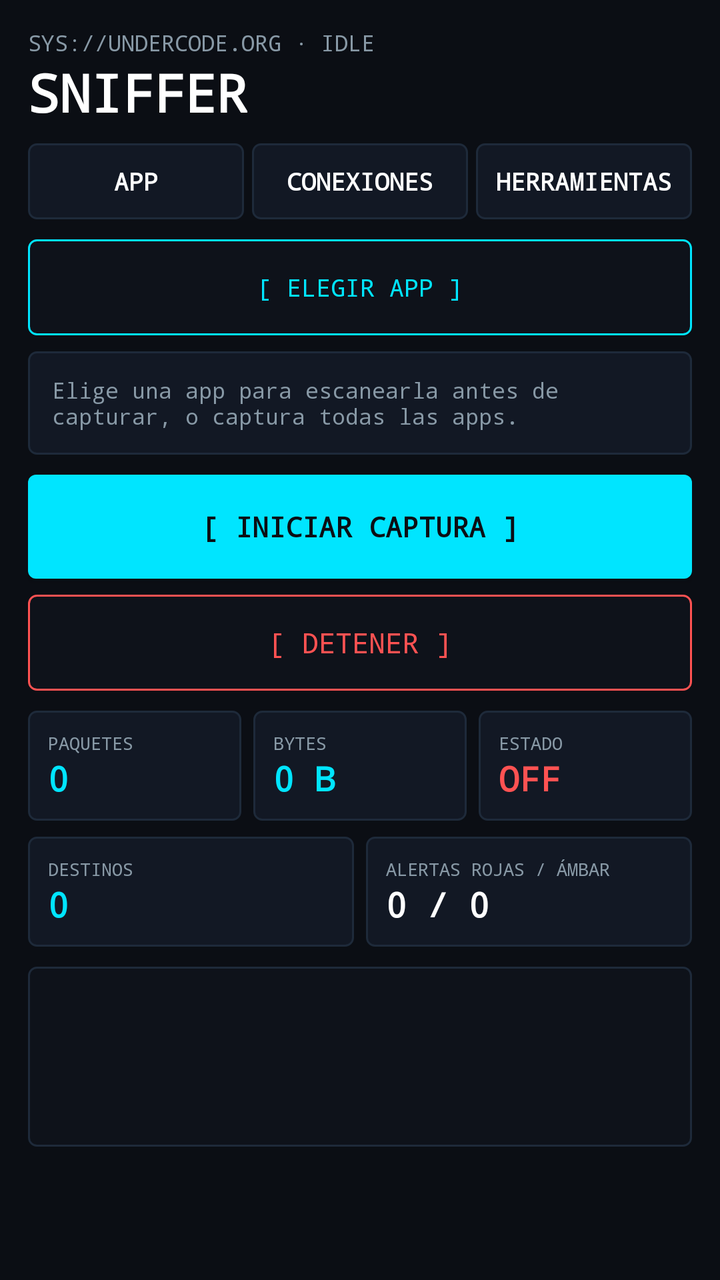
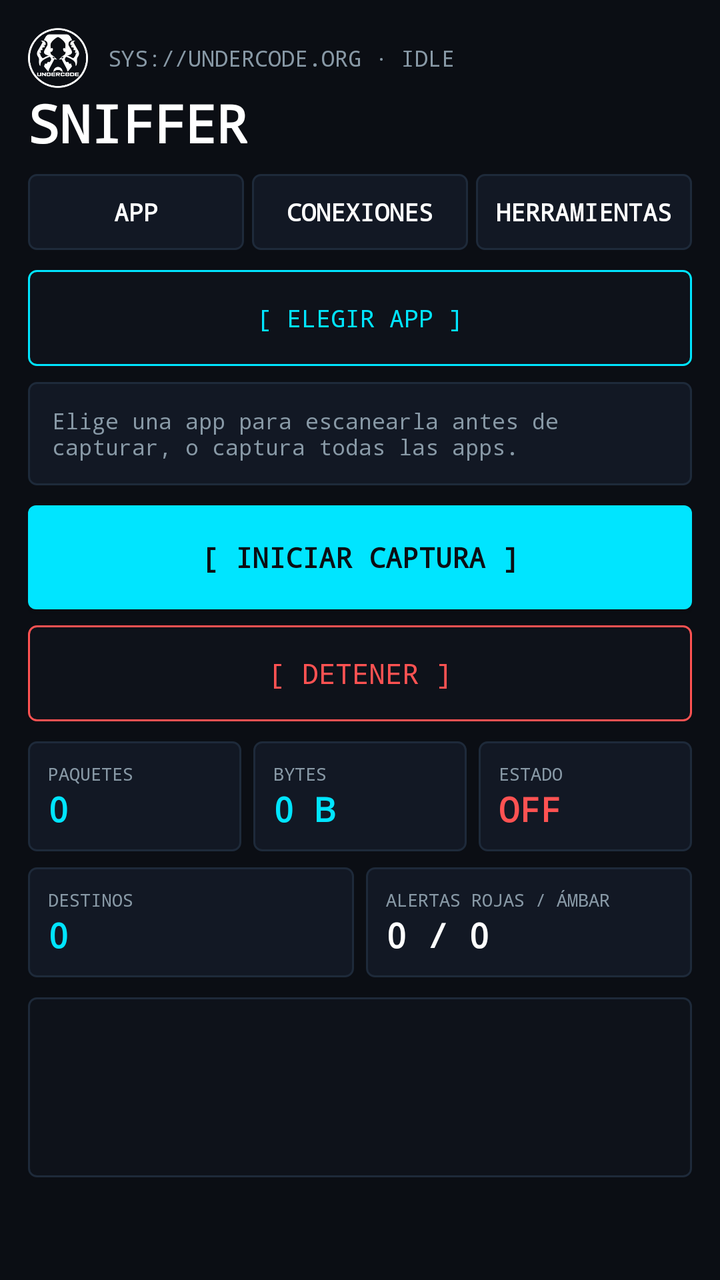

Two renders of the same Android screen: before a commit and after it. Below are the layout's source before the change and the commit's diff.
<!-- AndroidManifest.xml: application theme Theme.Undercode -->
<!-- res/layout/activity_main.xml -->
<?xml version="1.0" encoding="utf-8"?>
<LinearLayout xmlns:android="http://schemas.android.com/apk/res/android"
    android:layout_width="match_parent"
    android:layout_height="match_parent"
    android:background="@color/bg_main"
    android:orientation="vertical"
    android:padding="14dp">

    <TextView
        android:id="@+id/tvSys"
        android:layout_width="wrap_content"
        android:layout_height="wrap_content"
        android:fontFamily="monospace"
        android:text="SYS://UNDERCODE.ORG · IDLE"
        android:textColor="@color/gray"
        android:textSize="11sp" />

    <TextView
        android:layout_width="wrap_content"
        android:layout_height="wrap_content"
        android:fontFamily="monospace"
        android:text="SNIFFER"
        android:textColor="@color/white"
        android:textSize="26sp"
        android:textStyle="bold" />

    <LinearLayout
        android:layout_width="match_parent"
        android:layout_height="wrap_content"
        android:layout_marginTop="8dp"
        android:orientation="horizontal">

        <TextView
            android:id="@+id/tabApp"
            android:layout_width="0dp"
            android:layout_height="38dp"
            android:layout_marginEnd="4dp"
            android:layout_weight="1"
            android:background="@drawable/bg_card"
            android:fontFamily="monospace"
            android:gravity="center"
            android:text="APP"
            android:textSize="12sp"
            android:textStyle="bold" />

        <TextView
            android:id="@+id/tabConn"
            android:layout_width="0dp"
            android:layout_height="38dp"
            android:layout_marginEnd="4dp"
            android:layout_weight="1"
            android:background="@drawable/bg_card"
            android:fontFamily="monospace"
            android:gravity="center"
            android:text="CONEXIONES"
            android:textSize="12sp"
            android:textStyle="bold" />

        <TextView
            android:id="@+id/tabTools"
            android:layout_width="0dp"
            android:layout_height="38dp"
            android:layout_weight="1"
            android:background="@drawable/bg_card"
            android:fontFamily="monospace"
            android:gravity="center"
            android:text="HERRAMIENTAS"
            android:textSize="12sp"
            android:textStyle="bold" />
    </LinearLayout>

    <FrameLayout
        android:layout_width="match_parent"
        android:layout_height="0dp"
        android:layout_marginTop="10dp"
        android:layout_weight="1">

        
        <ScrollView
            android:id="@+id/panelApp"
            android:layout_width="match_parent"
            android:layout_height="match_parent">

            <LinearLayout
                android:layout_width="match_parent"
                android:layout_height="wrap_content"
                android:orientation="vertical">

                <androidx.appcompat.widget.AppCompatButton
                    android:id="@+id/btnPick"
                    android:layout_width="match_parent"
                    android:layout_height="48dp"
                    android:background="@drawable/bg_btn_ghost"
                    android:fontFamily="monospace"
                    android:text="[ ELEGIR APP ]"
                    android:textColor="@color/cyan"
                    android:textSize="12sp" />

                <TextView
                    android:id="@+id/tvAppReport"
                    android:layout_width="match_parent"
                    android:layout_height="wrap_content"
                    android:layout_marginTop="8dp"
                    android:background="@drawable/bg_card"
                    android:fontFamily="monospace"
                    android:padding="12dp"
                    android:text="Elige una app para escanearla antes de capturar, o captura todas las apps."
                    android:textColor="@color/gray"
                    android:textSize="11sp" />

                <androidx.appcompat.widget.AppCompatButton
                    android:id="@+id/btnStart"
                    android:layout_width="match_parent"
                    android:layout_height="52dp"
                    android:layout_marginTop="10dp"
                    android:background="@drawable/bg_btn_cyan"
                    android:fontFamily="monospace"
                    android:text="[ INICIAR CAPTURA ]"
                    android:textColor="@color/bg_main"
                    android:textStyle="bold" />

                <androidx.appcompat.widget.AppCompatButton
                    android:id="@+id/btnStop"
                    android:layout_width="match_parent"
                    android:layout_height="48dp"
                    android:layout_marginTop="8dp"
                    android:background="@drawable/bg_btn_red"
                    android:fontFamily="monospace"
                    android:text="[ DETENER ]"
                    android:textColor="@color/red" />

                <LinearLayout
                    android:layout_width="match_parent"
                    android:layout_height="wrap_content"
                    android:layout_marginTop="10dp"
                    android:orientation="horizontal">

                    <LinearLayout
                        android:layout_width="0dp"
                        android:layout_height="wrap_content"
                        android:layout_marginEnd="6dp"
                        android:layout_weight="1"
                        android:background="@drawable/bg_card"
                        android:orientation="vertical"
                        android:padding="10dp">

                        <TextView
                            android:layout_width="wrap_content"
                            android:layout_height="wrap_content"
                            android:fontFamily="monospace"
                            android:text="PAQUETES"
                            android:textColor="@color/gray"
                            android:textSize="9sp" />

                        <TextView
                            android:id="@+id/tvPackets"
                            android:layout_width="wrap_content"
                            android:layout_height="wrap_content"
                            android:fontFamily="monospace"
                            android:text="0"
                            android:textColor="@color/cyan"
                            android:textSize="17sp"
                            android:textStyle="bold" />
                    </LinearLayout>

                    <LinearLayout
                        android:layout_width="0dp"
                        android:layout_height="wrap_content"
                        android:layout_marginEnd="6dp"
                        android:layout_weight="1"
                        android:background="@drawable/bg_card"
                        android:orientation="vertical"
                        android:padding="10dp">

                        <TextView
                            android:layout_width="wrap_content"
                            android:layout_height="wrap_content"
                            android:fontFamily="monospace"
                            android:text="BYTES"
                            android:textColor="@color/gray"
                            android:textSize="9sp" />

                        <TextView
                            android:id="@+id/tvBytes"
                            android:layout_width="wrap_content"
                            android:layout_height="wrap_content"
                            android:fontFamily="monospace"
                            android:text="0 B"
                            android:textColor="@color/cyan"
                            android:textSize="17sp"
                            android:textStyle="bold" />
                    </LinearLayout>

                    <LinearLayout
                        android:layout_width="0dp"
                        android:layout_height="wrap_content"
                        android:layout_weight="1"
                        android:background="@drawable/bg_card"
                        android:orientation="vertical"
                        android:padding="10dp">

                        <TextView
                            android:layout_width="wrap_content"
                            android:layout_height="wrap_content"
                            android:fontFamily="monospace"
                            android:text="ESTADO"
                            android:textColor="@color/gray"
                            android:textSize="9sp" />

                        <TextView
                            android:id="@+id/tvStatus"
                            android:layout_width="wrap_content"
                            android:layout_height="wrap_content"
                            android:fontFamily="monospace"
                            android:text="OFF"
                            android:textColor="@color/red"
                            android:textSize="17sp"
                            android:textStyle="bold" />
                    </LinearLayout>
                </LinearLayout>

                <LinearLayout
                    android:layout_width="match_parent"
                    android:layout_height="wrap_content"
                    android:layout_marginTop="8dp"
                    android:orientation="horizontal">

                    <LinearLayout
                        android:layout_width="0dp"
                        android:layout_height="wrap_content"
                        android:layout_marginEnd="6dp"
                        android:layout_weight="1"
                        android:background="@drawable/bg_card"
                        android:orientation="vertical"
                        android:padding="10dp">

                        <TextView
                            android:layout_width="wrap_content"
                            android:layout_height="wrap_content"
                            android:fontFamily="monospace"
                            android:text="DESTINOS"
                            android:textColor="@color/gray"
                            android:textSize="9sp" />

                        <TextView
                            android:id="@+id/tvConns"
                            android:layout_width="wrap_content"
                            android:layout_height="wrap_content"
                            android:fontFamily="monospace"
                            android:text="0"
                            android:textColor="@color/cyan"
                            android:textSize="17sp"
                            android:textStyle="bold" />
                    </LinearLayout>

                    <LinearLayout
                        android:layout_width="0dp"
                        android:layout_height="wrap_content"
                        android:layout_weight="1"
                        android:background="@drawable/bg_card"
                        android:orientation="vertical"
                        android:padding="10dp">

                        <TextView
                            android:layout_width="wrap_content"
                            android:layout_height="wrap_content"
                            android:fontFamily="monospace"
                            android:text="ALERTAS ROJAS / ÁMBAR"
                            android:textColor="@color/gray"
                            android:textSize="9sp" />

                        <TextView
                            android:id="@+id/tvReds"
                            android:layout_width="wrap_content"
                            android:layout_height="wrap_content"
                            android:fontFamily="monospace"
                            android:text="0 / 0"
                            android:textColor="@color/white"
                            android:textSize="17sp"
                            android:textStyle="bold" />
                    </LinearLayout>
                </LinearLayout>

                <TextView
                    android:id="@+id/tvLog"
                    android:layout_width="match_parent"
                    android:layout_height="wrap_content"
                    android:layout_marginTop="10dp"
                    android:background="@drawable/bg_log"
                    android:fontFamily="monospace"
                    android:minHeight="90dp"
                    android:padding="10dp"
                    android:textColor="@color/green"
                    android:textSize="10sp" />
            </LinearLayout>
        </ScrollView>

        
        <LinearLayout
            android:id="@+id/panelConn"
            android:layout_width="match_parent"
            android:layout_height="match_parent"
            android:orientation="vertical"
            android:visibility="gone">

            <TextView
                android:id="@+id/tvSummary"
                android:layout_width="match_parent"
                android:layout_height="wrap_content"
                android:fontFamily="monospace"
                android:textColor="@color/gray"
                android:textSize="10sp" />

            <LinearLayout
                android:layout_width="match_parent"
                android:layout_height="wrap_content"
                android:layout_marginTop="6dp"
                android:orientation="horizontal">

                <TextView
                    android:id="@+id/fAll"
                    android:layout_width="0dp"
                    android:layout_height="32dp"
                    android:layout_marginEnd="4dp"
                    android:layout_weight="1"
                    android:background="@drawable/bg_card"
                    android:fontFamily="monospace"
                    android:gravity="center"
                    android:text="TODAS"
                    android:textSize="10sp" />

                <TextView
                    android:id="@+id/fRed"
                    android:layout_width="0dp"
                    android:layout_height="32dp"
                    android:layout_marginEnd="4dp"
                    android:layout_weight="1"
                    android:background="@drawable/bg_card"
                    android:fontFamily="monospace"
                    android:gravity="center"
                    android:text="ROJAS"
                    android:textSize="10sp" />

                <TextView
                    android:id="@+id/fAmber"
                    android:layout_width="0dp"
                    android:layout_height="32dp"
                    android:layout_marginEnd="4dp"
                    android:layout_weight="1"
                    android:background="@drawable/bg_card"
                    android:fontFamily="monospace"
                    android:gravity="center"
                    android:text="ÁMBAR"
                    android:textSize="10sp" />

                <TextView
                    android:id="@+id/fTime"
                    android:layout_width="0dp"
                    android:layout_height="32dp"
                    android:layout_weight="1.4"
                    android:background="@drawable/bg_card"
                    android:fontFamily="monospace"
                    android:gravity="center"
                    android:text="LÍNEA TIEMPO"
                    android:textSize="10sp" />
            </LinearLayout>

            <ListView
                android:id="@+id/listConn"
                android:layout_width="match_parent"
                android:layout_height="0dp"
                android:layout_marginTop="6dp"
                android:layout_weight="1"
                android:divider="#1E2A3A"
                android:dividerHeight="1dp" />
        </LinearLayout>

        
        <ScrollView
            android:id="@+id/panelTools"
            android:layout_width="match_parent"
            android:layout_height="match_parent"
            android:visibility="gone">

            <LinearLayout
                android:layout_width="match_parent"
                android:layout_height="wrap_content"
                android:orientation="vertical">

                <TextView
                    android:layout_width="wrap_content"
                    android:layout_height="wrap_content"
                    android:fontFamily="monospace"
                    android:text="LISTAS DE AMENAZAS (IoC)"
                    android:textColor="@color/cyan"
                    android:textSize="12sp"
                    android:textStyle="bold" />

                <TextView
                    android:id="@+id/tvIoc"
                    android:layout_width="match_parent"
                    android:layout_height="wrap_content"
                    android:layout_marginTop="4dp"
                    android:fontFamily="monospace"
                    android:textColor="@color/gray"
                    android:textSize="11sp" />

                <androidx.appcompat.widget.AppCompatButton
                    android:id="@+id/btnUpdate"
                    android:layout_width="match_parent"
                    android:layout_height="44dp"
                    android:layout_marginTop="6dp"
                    android:background="@drawable/bg_btn_ghost"
                    android:fontFamily="monospace"
                    android:text="[ ACTUALIZAR LISTAS ]"
                    android:textColor="@color/cyan"
                    android:textSize="12sp" />

                <androidx.appcompat.widget.AppCompatButton
                    android:id="@+id/btnAddIoc"
                    android:layout_width="match_parent"
                    android:layout_height="44dp"
                    android:layout_marginTop="6dp"
                    android:background="@drawable/bg_btn_ghost"
                    android:fontFamily="monospace"
                    android:text="[ AÑADIR IoC MANUAL ]"
                    android:textColor="@color/cyan"
                    android:textSize="12sp" />

                <TextView
                    android:layout_width="wrap_content"
                    android:layout_height="wrap_content"
                    android:layout_marginTop="16dp"
                    android:fontFamily="monospace"
                    android:text="REGLAS Y OPCIONES"
                    android:textColor="@color/cyan"
                    android:textSize="12sp"
                    android:textStyle="bold" />

                <LinearLayout
                    android:id="@+id/rulesContainer"
                    android:layout_width="match_parent"
                    android:layout_height="wrap_content"
                    android:orientation="vertical" />

                <TextView
                    android:layout_width="wrap_content"
                    android:layout_height="wrap_content"
                    android:layout_marginTop="16dp"
                    android:fontFamily="monospace"
                    android:text="EXPORTAR"
                    android:textColor="@color/cyan"
                    android:textSize="12sp"
                    android:textStyle="bold" />

                <androidx.appcompat.widget.AppCompatButton
                    android:id="@+id/btnPcap"
                    android:layout_width="match_parent"
                    android:layout_height="44dp"
                    android:layout_marginTop="6dp"
                    android:background="@drawable/bg_btn_ghost"
                    android:fontFamily="monospace"
                    android:text="[ EXPORTAR PCAP (WIRESHARK) ]"
                    android:textColor="@color/cyan"
                    android:textSize="12sp" />

                <androidx.appcompat.widget.AppCompatButton
                    android:id="@+id/btnHtml"
                    android:layout_width="match_parent"
                    android:layout_height="44dp"
                    android:layout_marginTop="6dp"
                    android:background="@drawable/bg_btn_ghost"
                    android:fontFamily="monospace"
                    android:text="[ INFORME HTML ]"
                    android:textColor="@color/cyan"
                    android:textSize="12sp" />

                <androidx.appcompat.widget.AppCompatButton
                    android:id="@+id/btnJson"
                    android:layout_width="match_parent"
                    android:layout_height="44dp"
                    android:layout_marginTop="6dp"
                    android:background="@drawable/bg_btn_ghost"
                    android:fontFamily="monospace"
                    android:text="[ INFORME JSON ]"
                    android:textColor="@color/cyan"
                    android:textSize="12sp" />

                <TextView
                    android:layout_width="wrap_content"
                    android:layout_height="wrap_content"
                    android:layout_marginTop="16dp"
                    android:fontFamily="monospace"
                    android:text="DATOS"
                    android:textColor="@color/cyan"
                    android:textSize="12sp"
                    android:textStyle="bold" />

                <androidx.appcompat.widget.AppCompatButton
                    android:id="@+id/btnHistory"
                    android:layout_width="match_parent"
                    android:layout_height="44dp"
                    android:layout_marginTop="6dp"
                    android:background="@drawable/bg_btn_ghost"
                    android:fontFamily="monospace"
                    android:text="[ HISTORIAL DE SESIONES ]"
                    android:textColor="@color/cyan"
                    android:textSize="12sp" />

                <androidx.appcompat.widget.AppCompatButton
                    android:id="@+id/btnLists"
                    android:layout_width="match_parent"
                    android:layout_height="44dp"
                    android:layout_marginTop="6dp"
                    android:background="@drawable/bg_btn_ghost"
                    android:fontFamily="monospace"
                    android:text="[ BLOQUEADOS Y CONFIABLES ]"
                    android:textColor="@color/cyan"
                    android:textSize="12sp" />

                <androidx.appcompat.widget.AppCompatButton
                    android:id="@+id/btnClear"
                    android:layout_width="match_parent"
                    android:layout_height="44dp"
                    android:layout_marginTop="6dp"
                    android:background="@drawable/bg_btn_red"
                    android:fontFamily="monospace"
                    android:text="[ LIMPIAR DATOS DE LA SESIÓN ]"
                    android:textColor="@color/red"
                    android:textSize="12sp" />
            </LinearLayout>
        </ScrollView>
    </FrameLayout>
</LinearLayout>
<!-- resources referenced by this layout -->
<resources>
  <color name="bg_main">#0B0E14</color>
  <color name="cyan">#00E5FF</color>
  <color name="gray">#8899A6</color>
  <color name="green">#4CAF50</color>
  <color name="red">#FF5252</color>
  <color name="white">#FFFFFF</color>
  <!-- drawable bg_btn_cyan (drawable) -->
  <?xml version="1.0" encoding="utf-8"?>
  <shape xmlns:android="http://schemas.android.com/apk/res/android" android:shape="rectangle">
      <solid android:color="@color/cyan" />
      <corners android:radius="4dp" />
  </shape>
  <!-- drawable bg_btn_ghost (drawable) -->
  <?xml version="1.0" encoding="utf-8"?>
  <shape xmlns:android="http://schemas.android.com/apk/res/android" android:shape="rectangle">
      <solid android:color="@color/card_dark" />
      <stroke android:width="1dp" android:color="@color/cyan" />
      <corners android:radius="4dp" />
  </shape>
  <!-- drawable bg_btn_red (drawable) -->
  <?xml version="1.0" encoding="utf-8"?>
  <shape xmlns:android="http://schemas.android.com/apk/res/android" android:shape="rectangle">
      <solid android:color="@color/card_dark" />
      <stroke android:width="1dp" android:color="@color/red" />
      <corners android:radius="4dp" />
  </shape>
  <!-- drawable bg_card (drawable) -->
  <?xml version="1.0" encoding="utf-8"?>
  <shape xmlns:android="http://schemas.android.com/apk/res/android" android:shape="rectangle">
      <solid android:color="@color/card" />
      <stroke android:width="1dp" android:color="#1E2A3A" />
      <corners android:radius="4dp" />
  </shape>
  <!-- drawable bg_log (drawable) -->
  <?xml version="1.0" encoding="utf-8"?>
  <shape xmlns:android="http://schemas.android.com/apk/res/android" android:shape="rectangle">
      <solid android:color="@color/card_dark" />
      <stroke android:width="1dp" android:color="#1E2A3A" />
      <corners android:radius="4dp" />
  </shape>
  <style name="Theme.Undercode" parent="Theme.AppCompat.NoActionBar">
          <item name="android:windowBackground">@color/bg_main</item>
          <item name="android:statusBarColor">@color/bg_main</item>
          <item name="android:navigationBarColor">@color/bg_main</item>
          <item name="android:textColor">@color/white</item>
      </style>
  <color name="card_dark">#0E121A</color>
  <color name="card">#121824</color>
</resources>

<!-- the commit's change to res/layout/activity_main.xml (unified diff, before → after) -->
@@ -6,14 +6,33 @@
     android:orientation="vertical"
     android:padding="14dp">
 
-    <TextView
-        android:id="@+id/tvSys"
-        android:layout_width="wrap_content"
+    <LinearLayout
+        android:layout_width="match_parent"
         android:layout_height="wrap_content"
-        android:fontFamily="monospace"
-        android:text="SYS://UNDERCODE.ORG · IDLE"
-        android:textColor="@color/gray"
-        android:textSize="11sp" />
+        android:gravity="center_vertical"
+        android:orientation="horizontal">
+
+        <ImageView
+            android:id="@+id/imgLogo"
+            android:layout_width="30dp"
+            android:layout_height="30dp"
+            android:layout_marginEnd="10dp"
+            android:contentDescription="Underc0de"
+            android:scaleType="fitCenter"
+            android:src="@drawable/logo_underc0de" />
+
+        <TextView
+            android:id="@+id/tvSys"
+            android:layout_width="0dp"
+            android:layout_height="wrap_content"
+            android:layout_weight="1"
+            android:ellipsize="end"
+            android:fontFamily="monospace"
+            android:maxLines="1"
+            android:text="SYS://UNDERCODE.ORG · IDLE"
+            android:textColor="@color/gray"
+            android:textSize="11sp" />
+    </LinearLayout>
 
     <TextView
         android:layout_width="wrap_content"
<!-- resource entries referenced after the edit -->
@@ -40,6 +40,7 @@
       <stroke android:width="1dp" android:color="#1E2A3A" />
       <corners android:radius="4dp" />
   </shape>
+  <!-- drawable logo_underc0de: png bitmap (drawable-nodpi, 18704 bytes) -->
   <style name="Theme.Undercode" parent="Theme.AppCompat.NoActionBar">
           <item name="android:windowBackground">@color/bg_main</item>
           <item name="android:statusBarColor">@color/bg_main</item>
